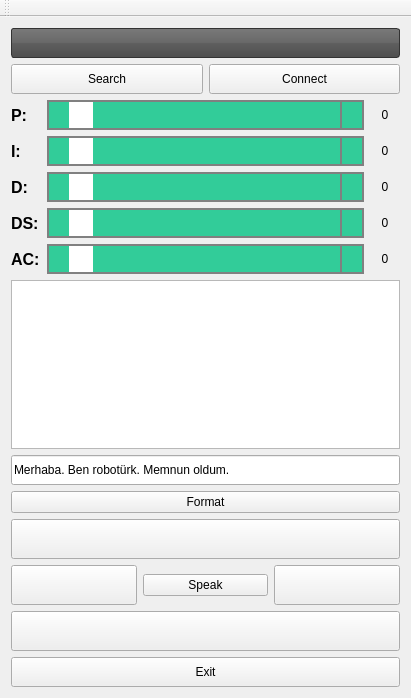
takyonxxx/BalanceRobotQT-Raspberry, file BalanceRobotRemoteQT/mainwindow.ui: the form before one commit.
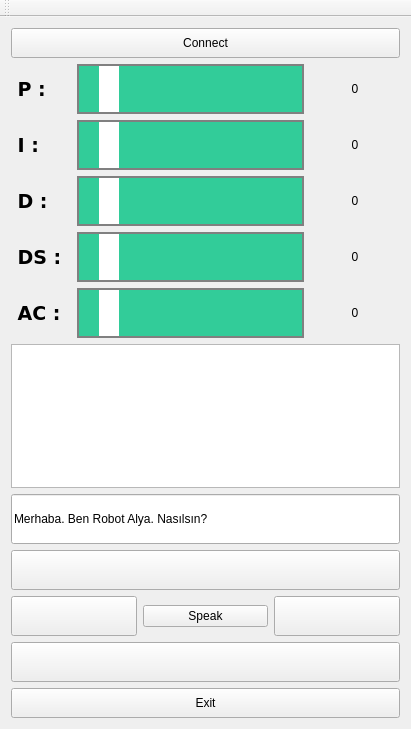
The form after the commit. Icons and pictures are not drawn.

Diff of the .ui file:
```diff
--- a/BalanceRobotRemoteQT/mainwindow.ui
+++ b/BalanceRobotRemoteQT/mainwindow.ui
@@ -7,7 +7,7 @@
     <x>0</x>
     <y>0</y>
     <width>411</width>
-    <height>698</height>
+    <height>729</height>
    </rect>
   </property>
   <property name="maximumSize">
@@ -21,83 +21,61 @@
   </property>
   <widget class="QWidget" name="centralWidget">
    <layout class="QGridLayout" name="gridLayout">
-    <item row="0" column="0">
-     <widget class="QComboBox" name="m_cbDevicesFound">
+    <item row="9" column="0">
+     <spacer name="verticalSpacer_8">
+      <property name="orientation">
+       <enum>Qt::Vertical</enum>
+      </property>
+      <property name="sizeHint" stdset="0">
+       <size>
+        <width>20</width>
+        <height>40</height>
+       </size>
+      </property>
+     </spacer>
+    </item>
+    <item row="14" column="0">
+     <layout class="QVBoxLayout" name="verticalLayout_2">
+      <item>
+       <layout class="QHBoxLayout" name="horizontalLayout_11">
+        <item>
+         <widget class="QLineEdit" name="lineEdit_Speak">
       <property name="minimumSize">
        <size>
-        <width>130</width>
-        <height>30</height>
+            <width>0</width>
+            <height>50</height>
        </size>
       </property>
       <property name="font">
        <font>
-        <pointsize>12</pointsize>
-        <weight>75</weight>
-        <bold>true</bold>
-       </font>
-      </property>
-      <property name="styleSheet">
-       <string notr="true">QComboBox {
-border: 1px solid #333333;
-border-radius: 3px;
-background: qlineargradient(x1:0, y1:0, x2:0, y2:1, stop:0 #797979, stop:0.48 #696969, stop:0.52 #5e5e5e, stop:1 #4f4f4f);
-padding: 1px 23px 1px 3px;
-min-width: 6em;
-color: #ffffff;
-}
-QComboBox::drop-down {
-subcontrol-origin: padding;
-subcontrol-position: top right;
-width: 20px;
-
-border-top-right-radius: 3px;
-border-bottom-right-radius: 3px;
-}
-QComboBox::down-arrow {
-image: url(:/images/combobox-arrow.png);
-}
-
-QComboBox QAbstractView{
-background-color: #4f4f4f;
-color: #999999;
-
-selection-background-color: #999999;
-selection-color: #4f4f4f;
-}</string>
-      </property>
-     </widget>
+            <family>Arial</family>
+            <weight>50</weight>
+            <bold>false</bold>
+           </font>
+          </property>
+          <property name="text">
+           <string>Merhaba. Ben Robot Alya. Nasılsın?</string>
+          </property>
+         </widget>
+        </item>
+       </layout>
+      </item>
+     </layout>
+    </item>
+    <item row="3" column="0">
+     <spacer name="verticalSpacer_4">
+      <property name="orientation">
+       <enum>Qt::Vertical</enum>
+      </property>
+      <property name="sizeHint" stdset="0">
+       <size>
+        <width>20</width>
+        <height>40</height>
+       </size>
+      </property>
+     </spacer>
     </item>
     <item row="1" column="0">
-     <layout class="QHBoxLayout" name="horizontalLayout">
-      <item>
-       <widget class="QPushButton" name="m_pBSearch">
-        <property name="minimumSize">
-         <size>
-          <width>0</width>
-          <height>30</height>
-         </size>
-        </property>
-        <property name="text">
-         <string>Search</string>
-        </property>
-       </widget>
-      </item>
-      <item>
-       <widget class="QPushButton" name="m_pBConnect">
-        <property name="minimumSize">
-         <size>
-          <width>0</width>
-          <height>30</height>
-         </size>
-        </property>
-        <property name="text">
-         <string>Connect</string>
-        </property>
-       </widget>
-      </item>
-     </layout>
-    </item>
-    <item row="2" column="0">
      <spacer name="verticalSpacer_2">
       <property name="orientation">
        <enum>Qt::Vertical</enum>
@@ -110,13 +88,120 @@
       </property>
      </spacer>
     </item>
-    <item row="3" column="0">
+    <item row="10" column="0">
+     <layout class="QHBoxLayout" name="horizontalLayout_10">
+      <item>
+       <widget class="QLabel" name="label_5">
+        <property name="minimumSize">
+         <size>
+          <width>60</width>
+          <height>0</height>
+         </size>
+        </property>
+        <property name="maximumSize">
+         <size>
+          <width>30</width>
+          <height>16777215</height>
+         </size>
+        </property>
+        <property name="font">
+         <font>
+          <family>DejaVu Sans</family>
+          <pointsize>14</pointsize>
+          <weight>75</weight>
+          <bold>true</bold>
+         </font>
+        </property>
+        <property name="text">
+         <string> AC :</string>
+        </property>
+        <property name="alignment">
+         <set>Qt::AlignLeading|Qt::AlignLeft|Qt::AlignVCenter</set>
+        </property>
+       </widget>
+      </item>
+      <item>
+       <widget class="QScrollBar" name="scrollAC">
+        <property name="minimumSize">
+         <size>
+          <width>0</width>
+          <height>50</height>
+         </size>
+        </property>
+        <property name="styleSheet">
+         <string notr="true">QScrollBar:horizontal {
+    border: 2px solid grey;
+    background: #32CC99;
+    height: 15px;
+    margin: 0px 20px 0 20px;
+}
+QScrollBar::handle:horizontal {
+    background: white;
+    min-width: 20px;
+}
+QScrollBar::add-line:horizontal {
+    border: 2px solid grey;
+    background: #32CC99;
+    width: 20px;
+    subcontrol-position: right;
+    subcontrol-origin: margin;
+}
+
+QScrollBar::sub-line:horizontal {
+    border: 2px solid grey;
+    background: #32CC99;
+    width: 20px;
+    subcontrol-position: left;
+    subcontrol-origin: margin;
+}
+
+QScrollBar::sub-page:horizontal {
+    background: #0B615E;
+}
+
+QScrollBar::add-page:horizontal {
+    background: #32CC99;
+}</string>
+        </property>
+        <property name="maximum">
+         <number>100</number>
+        </property>
+        <property name="orientation">
+         <enum>Qt::Horizontal</enum>
+        </property>
+       </widget>
+      </item>
+      <item>
+       <widget class="QLabel" name="labelAC">
+        <property name="minimumSize">
+         <size>
+          <width>90</width>
+          <height>0</height>
+         </size>
+        </property>
+        <property name="maximumSize">
+         <size>
+          <width>30</width>
+          <height>16777215</height>
+         </size>
+        </property>
+        <property name="text">
+         <string>0</string>
+        </property>
+        <property name="alignment">
+         <set>Qt::AlignCenter</set>
+        </property>
+       </widget>
+      </item>
+     </layout>
+    </item>
+    <item row="2" column="0">
      <layout class="QHBoxLayout" name="horizontalLayout_8">
       <item>
        <widget class="QLabel" name="label">
         <property name="minimumSize">
          <size>
-          <width>30</width>
+          <width>60</width>
           <height>0</height>
          </size>
         </property>
@@ -128,13 +213,14 @@
         </property>
         <property name="font">
          <font>
-          <pointsize>12</pointsize>
+          <family>DejaVu Sans</family>
+          <pointsize>14</pointsize>
           <weight>75</weight>
           <bold>true</bold>
          </font>
         </property>
         <property name="text">
-         <string>P:</string>
+         <string> P :</string>
         </property>
         <property name="alignment">
          <set>Qt::AlignLeading|Qt::AlignLeft|Qt::AlignVCenter</set>
@@ -146,7 +232,7 @@
         <property name="minimumSize">
          <size>
           <width>0</width>
-          <height>30</height>
+          <height>50</height>
          </size>
         </property>
         <property name="styleSheet">
@@ -174,6 +260,14 @@
     width: 20px;
     subcontrol-position: left;
     subcontrol-origin: margin;
+}
+
+QScrollBar::sub-page:horizontal {
+    background: #0B615E;
+}
+
+QScrollBar::add-page:horizontal {
+    background: #32CC99;
 }</string>
         </property>
         <property name="maximum">
@@ -188,7 +282,7 @@
        <widget class="QLabel" name="labelPP">
         <property name="minimumSize">
          <size>
-          <width>0</width>
+          <width>90</width>
           <height>30</height>
          </size>
         </property>
@@ -208,13 +302,39 @@
       </item>
      </layout>
     </item>
+    <item row="19" column="0">
+     <spacer name="verticalSpacer_7">
+      <property name="orientation">
+       <enum>Qt::Vertical</enum>
+      </property>
+      <property name="sizeHint" stdset="0">
+       <size>
+        <width>20</width>
+        <height>10</height>
+       </size>
+      </property>
+     </spacer>
+    </item>
+    <item row="15" column="0">
+     <spacer name="verticalSpacer_3">
+      <property name="orientation">
+       <enum>Qt::Vertical</enum>
+      </property>
+      <property name="sizeHint" stdset="0">
+       <size>
+        <width>20</width>
+        <height>40</height>
+       </size>
+      </property>
+     </spacer>
+    </item>
     <item row="4" column="0">
      <layout class="QHBoxLayout" name="horizontalLayout_7">
       <item>
        <widget class="QLabel" name="label_2">
         <property name="minimumSize">
          <size>
-          <width>30</width>
+          <width>60</width>
           <height>0</height>
          </size>
         </property>
@@ -226,13 +346,14 @@
         </property>
         <property name="font">
          <font>
-          <pointsize>12</pointsize>
+          <family>DejaVu Sans</family>
+          <pointsize>14</pointsize>
           <weight>75</weight>
           <bold>true</bold>
          </font>
         </property>
         <property name="text">
-         <string>I:</string>
+         <string> I :</string>
         </property>
         <property name="alignment">
          <set>Qt::AlignLeading|Qt::AlignLeft|Qt::AlignVCenter</set>
@@ -244,7 +365,7 @@
         <property name="minimumSize">
          <size>
           <width>0</width>
-          <height>30</height>
+          <height>50</height>
          </size>
         </property>
         <property name="styleSheet">
@@ -272,6 +393,14 @@
     width: 20px;
     subcontrol-position: left;
     subcontrol-origin: margin;
+}
+
+QScrollBar::sub-page:horizontal {
+    background: #0B615E;
+}
+
+QScrollBar::add-page:horizontal {
+    background: #32CC99;
 }</string>
         </property>
         <property name="maximum">
@@ -286,7 +415,7 @@
        <widget class="QLabel" name="labelPI">
         <property name="minimumSize">
          <size>
-          <width>0</width>
+          <width>90</width>
           <height>30</height>
          </size>
         </property>
@@ -307,12 +436,92 @@
      </layout>
     </item>
     <item row="5" column="0">
+     <spacer name="verticalSpacer_5">
+      <property name="orientation">
+       <enum>Qt::Vertical</enum>
+      </property>
+      <property name="sizeHint" stdset="0">
+       <size>
+        <width>20</width>
+        <height>40</height>
+       </size>
+      </property>
+     </spacer>
+    </item>
+    <item row="20" column="0">
+     <layout class="QHBoxLayout" name="horizontalLayout_2">
+      <item>
+       <widget class="QPushButton" name="m_pBExit">
+        <property name="minimumSize">
+         <size>
+          <width>0</width>
+          <height>30</height>
+         </size>
+        </property>
+        <property name="text">
+         <string>Exit</string>
+        </property>
+       </widget>
+      </item>
+     </layout>
+    </item>
+    <item row="18" column="0">
+     <layout class="QHBoxLayout" name="horizontalLayout_3">
+      <item>
+       <widget class="QPushButton" name="m_pBBackward">
+        <property name="minimumSize">
+         <size>
+          <width>0</width>
+          <height>40</height>
+         </size>
+        </property>
+        <property name="text">
+         <string/>
+        </property>
+       </widget>
+      </item>
+     </layout>
+    </item>
+    <item row="11" column="0">
+     <spacer name="verticalSpacer">
+      <property name="orientation">
+       <enum>Qt::Vertical</enum>
+      </property>
+      <property name="sizeHint" stdset="0">
+       <size>
+        <width>20</width>
+        <height>0</height>
+       </size>
+      </property>
+     </spacer>
+    </item>
+    <item row="16" column="0">
+     <layout class="QHBoxLayout" name="horizontalLayout_5">
+      <item>
+       <widget class="QPushButton" name="m_pBForward">
+        <property name="minimumSize">
+         <size>
+          <width>0</width>
+          <height>40</height>
+         </size>
+        </property>
+        <property name="text">
+         <string/>
+        </property>
+       </widget>
+      </item>
+     </layout>
+    </item>
+    <item row="13" column="0">
+     <widget class="QTextBrowser" name="m_textStatus"/>
+    </item>
+    <item row="6" column="0">
      <layout class="QHBoxLayout" name="horizontalLayout_6">
       <item>
        <widget class="QLabel" name="label_3">
         <property name="minimumSize">
          <size>
-          <width>30</width>
+          <width>60</width>
           <height>0</height>
          </size>
         </property>
@@ -324,13 +533,14 @@
         </property>
         <property name="font">
          <font>
-          <pointsize>12</pointsize>
+          <family>DejaVu Sans</family>
+          <pointsize>14</pointsize>
           <weight>75</weight>
           <bold>true</bold>
          </font>
         </property>
         <property name="text">
-         <string>D:</string>
+         <string> D :</string>
         </property>
         <property name="alignment">
          <set>Qt::AlignLeading|Qt::AlignLeft|Qt::AlignVCenter</set>
@@ -342,7 +552,7 @@
         <property name="minimumSize">
          <size>
           <width>0</width>
-          <height>30</height>
+          <height>50</height>
          </size>
         </property>
         <property name="styleSheet">
@@ -370,6 +580,14 @@
     width: 20px;
     subcontrol-position: left;
     subcontrol-origin: margin;
+}
+
+QScrollBar::sub-page:horizontal {
+    background: #0B615E;
+}
+
+QScrollBar::add-page:horizontal {
+    background: #32CC99;
 }</string>
         </property>
         <property name="maximum">
@@ -384,7 +602,7 @@
        <widget class="QLabel" name="labelPD">
         <property name="minimumSize">
          <size>
-          <width>0</width>
+          <width>90</width>
           <height>30</height>
          </size>
         </property>
@@ -404,13 +622,26 @@
       </item>
      </layout>
     </item>
-    <item row="6" column="0">
+    <item row="7" column="0">
+     <spacer name="verticalSpacer_6">
+      <property name="orientation">
+       <enum>Qt::Vertical</enum>
+      </property>
+      <property name="sizeHint" stdset="0">
+       <size>
+        <width>20</width>
+        <height>40</height>
+       </size>
+      </property>
+     </spacer>
+    </item>
+    <item row="8" column="0">
      <layout class="QHBoxLayout" name="horizontalLayout_9">
       <item>
        <widget class="QLabel" name="label_4">
         <property name="minimumSize">
          <size>
-          <width>30</width>
+          <width>60</width>
           <height>0</height>
          </size>
         </property>
@@ -422,13 +653,14 @@
         </property>
         <property name="font">
          <font>
-          <pointsize>12</pointsize>
+          <family>DejaVu Sans</family>
+          <pointsize>14</pointsize>
           <weight>75</weight>
           <bold>true</bold>
          </font>
         </property>
         <property name="text">
-         <string>DS:</string>
+         <string> DS :</string>
         </property>
         <property name="alignment">
          <set>Qt::AlignLeading|Qt::AlignLeft|Qt::AlignVCenter</set>
@@ -440,7 +672,7 @@
         <property name="minimumSize">
          <size>
           <width>0</width>
-          <height>30</height>
+          <height>50</height>
          </size>
         </property>
         <property name="styleSheet">
@@ -468,6 +700,14 @@
     width: 20px;
     subcontrol-position: left;
     subcontrol-origin: margin;
+}
+
+QScrollBar::sub-page:horizontal {
+    background: #0B615E;
+}
+
+QScrollBar::add-page:horizontal {
+    background: #32CC99;
 }</string>
         </property>
         <property name="maximum">
@@ -480,29 +720,9 @@
       </item>
       <item>
        <widget class="QLabel" name="labelDS">
-        <property name="maximumSize">
-         <size>
-          <width>30</width>
-          <height>16777215</height>
-         </size>
-        </property>
-        <property name="text">
-         <string>0</string>
-        </property>
-        <property name="alignment">
-         <set>Qt::AlignCenter</set>
-        </property>
-       </widget>
-      </item>
-     </layout>
-    </item>
-    <item row="7" column="0">
-     <layout class="QHBoxLayout" name="horizontalLayout_10">
-      <item>
-       <widget class="QLabel" name="label_5">
         <property name="minimumSize">
          <size>
-          <width>30</width>
+          <width>90</width>
           <height>0</height>
          </size>
         </property>
@@ -512,73 +732,7 @@
           <height>16777215</height>
          </size>
         </property>
-        <property name="font">
-         <font>
-          <pointsize>12</pointsize>
-          <weight>75</weight>
-          <bold>true</bold>
-         </font>
-        </property>
         <property name="text">
-         <string>AC:</string>
-        </property>
-        <property name="alignment">
-         <set>Qt::AlignLeading|Qt::AlignLeft|Qt::AlignVCenter</set>
-        </property>
-       </widget>
-      </item>
-      <item>
-       <widget class="QScrollBar" name="scrollAC">
-        <property name="minimumSize">
-         <size>
-          <width>0</width>
-          <height>30</height>
-         </size>
-        </property>
-        <property name="styleSheet">
-         <string notr="true">QScrollBar:horizontal {
-    border: 2px solid grey;
-    background: #32CC99;
-    height: 15px;
-    margin: 0px 20px 0 20px;
-}
-QScrollBar::handle:horizontal {
-    background: white;
-    min-width: 20px;
-}
-QScrollBar::add-line:horizontal {
-    border: 2px solid grey;
-    background: #32CC99;
-    width: 20px;
-    subcontrol-position: right;
-    subcontrol-origin: margin;
-}
-
-QScrollBar::sub-line:horizontal {
-    border: 2px solid grey;
-    background: #32CC99;
-    width: 20px;
-    subcontrol-position: left;
-    subcontrol-origin: margin;
-}</string>
-        </property>
-        <property name="maximum">
-         <number>100</number>
-        </property>
-        <property name="orientation">
-         <enum>Qt::Horizontal</enum>
-        </property>
-       </widget>
-      </item>
-      <item>
-       <widget class="QLabel" name="labelAC">
-        <property name="maximumSize">
-         <size>
-          <width>30</width>
-          <height>16777215</height>
-         </size>
-        </property>
-        <property name="text">
          <string>0</string>
         </property>
         <property name="alignment">
@@ -588,75 +742,24 @@
       </item>
      </layout>
     </item>
-    <item row="8" column="0">
-     <spacer name="verticalSpacer">
-      <property name="orientation">
-       <enum>Qt::Vertical</enum>
-      </property>
-      <property name="sizeHint" stdset="0">
-       <size>
-        <width>20</width>
-        <height>0</height>
-       </size>
-      </property>
-     </spacer>
-    </item>
-    <item row="9" column="0">
-     <widget class="QTextBrowser" name="m_textStatus"/>
-    </item>
-    <item row="10" column="0">
-     <layout class="QVBoxLayout" name="verticalLayout_2">
+    <item row="0" column="0">
+     <layout class="QHBoxLayout" name="horizontalLayout">
       <item>
-       <layout class="QHBoxLayout" name="horizontalLayout_11">
-        <item>
-         <widget class="QLineEdit" name="lineEdit_Speak">
+       <widget class="QPushButton" name="m_pBConnect">
           <property name="minimumSize">
            <size>
             <width>0</width>
             <height>30</height>
            </size>
           </property>
-          <property name="font">
-           <font>
-            <family>Arial</family>
-            <weight>50</weight>
-            <bold>false</bold>
-           </font>
-          </property>
           <property name="text">
-           <string>Merhaba. Ben robotürk. Memnun oldum.</string>
+         <string>Connect</string>
           </property>
          </widget>
         </item>
        </layout>
       </item>
-     </layout>
-    </item>
-    <item row="11" column="0">
-     <widget class="QPushButton" name="m_pBFormat">
-      <property name="text">
-       <string>Format</string>
-      </property>
-     </widget>
-    </item>
-    <item row="12" column="0">
-     <layout class="QHBoxLayout" name="horizontalLayout_5">
-      <item>
-       <widget class="QPushButton" name="m_pBForward">
-        <property name="minimumSize">
-         <size>
-          <width>0</width>
-          <height>40</height>
-         </size>
-        </property>
-        <property name="text">
-         <string/>
-        </property>
-       </widget>
-      </item>
-     </layout>
-    </item>
-    <item row="13" column="0">
+    <item row="17" column="0">
      <layout class="QHBoxLayout" name="horizontalLayout_4">
       <item>
        <widget class="QPushButton" name="m_pBLeft">
@@ -693,53 +796,19 @@
       </item>
      </layout>
     </item>
-    <item row="14" column="0">
-     <layout class="QHBoxLayout" name="horizontalLayout_3">
-      <item>
-       <widget class="QPushButton" name="m_pBBackward">
-        <property name="minimumSize">
-         <size>
-          <width>0</width>
-          <height>40</height>
-         </size>
-        </property>
-        <property name="text">
-         <string/>
-        </property>
-       </widget>
-      </item>
-     </layout>
-    </item>
-    <item row="15" column="0">
-     <spacer name="verticalSpacer_7">
+    <item row="12" column="0">
+     <spacer name="verticalSpacer_9">
       <property name="orientation">
        <enum>Qt::Vertical</enum>
       </property>
       <property name="sizeHint" stdset="0">
        <size>
         <width>20</width>
-        <height>10</height>
+        <height>40</height>
        </size>
       </property>
      </spacer>
     </item>
-    <item row="16" column="0">
-     <layout class="QHBoxLayout" name="horizontalLayout_2">
-      <item>
-       <widget class="QPushButton" name="m_pBExit">
-        <property name="minimumSize">
-         <size>
-          <width>0</width>
-          <height>30</height>
-         </size>
-        </property>
-        <property name="text">
-         <string>Exit</string>
-        </property>
-       </widget>
-      </item>
-     </layout>
-    </item>
    </layout>
   </widget>
   <widget class="QToolBar" name="mainToolBar">
```
Lines whose indentation alone changed are shown as unchanged.
